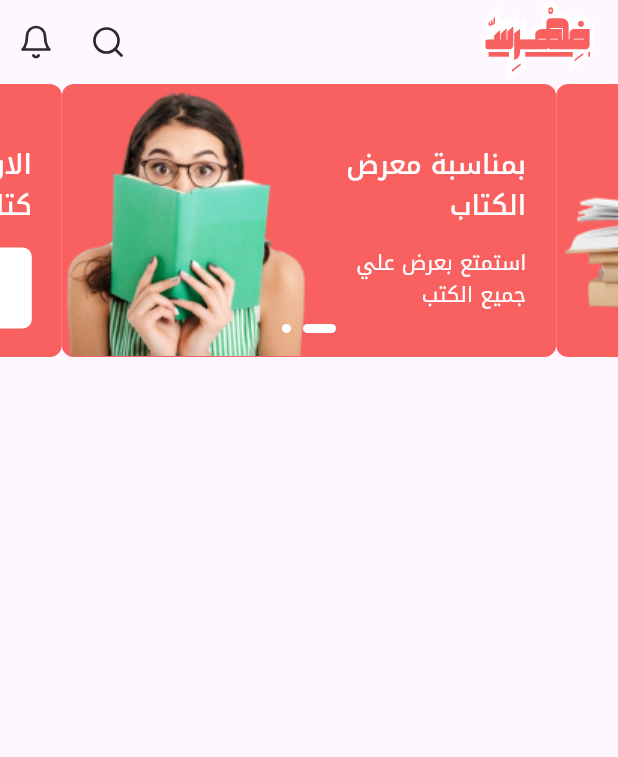
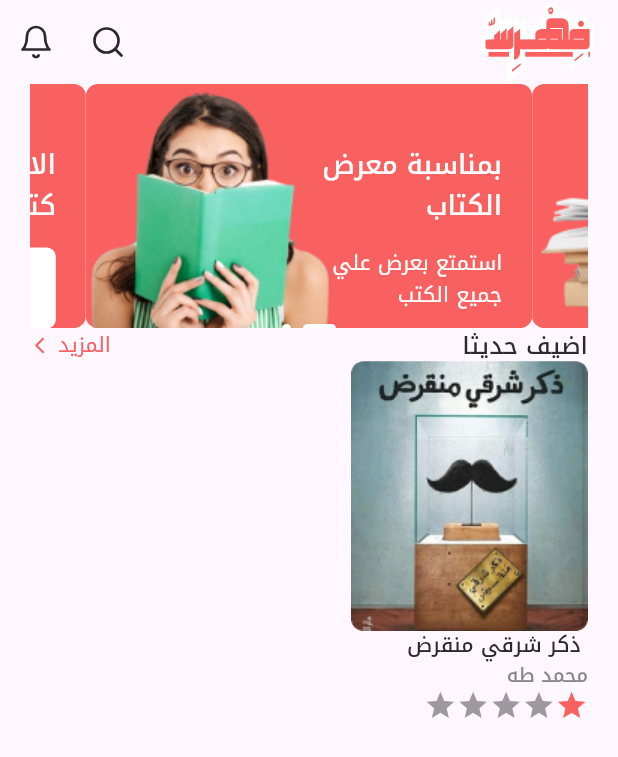
Before and after one commit to ashraf123ashraf/-, a Flutter app: the screen it shows after launch, on a phone screen of 412 x 824 dp. Shown: the top 757 px of the screen. Run offline on Flutter 3.47's test engine with Material 3 defaults, Android fonts, the phone set to English and light mode, and no system bars; drawn by our look-alikes of carousel_slider, flutter_rating_bar; our stand-ins replace easy_localization, flutter_bloc, flutter_svg, get_it.

Commit message:
make book item

```diff
--- a/assets/translations/ar-EG.json
+++ b/assets/translations/ar-EG.json
@@ -5,5 +5,15 @@
         "onbo3":"اكتشف عوالم جديدة وانشر كتبك اليوم في تطبيقنا الحصري للقراءة",
         "skip" : "تخطي",
         "start":"ابدأ"
+    },
+    "home" : {
+        "slider1title":"بمناسبة معرض\nالكتاب",
+        "slider1Tit2":"استمتع بعرض علي\nجميع الكتب",
+        "slider2title":"الان يمكنك نشر\nكتابك معنا'",
+        "slider2button":"انضم الان",
+        "bookName" :" ذكر شرقي منقرض",
+        "autherName" : "محمد طه",
+        "more":"المزيد",
+        "addRecent" : "اضيف حديثا"
     }
 }
--- a/lib/core/strings/localKeys.dart
+++ b/lib/core/strings/localKeys.dart
@@ -6,6 +6,14 @@ abstract class LocaleKeys {
   static const onboaarding_bo3 = 'onboarding.onbo3';
   static const onboaarding_skip = 'onboarding.skip';
   static const onboaarding_start = 'onboarding.start';
+  static const home_slider1title = 'home.slider1title';
+  static const home_slidertitle2 = 'home.slider1Tit2';
+  static const home_slider2title = 'home.slider2title';
+  static const home_slider2button = 'home.slider2button';
+  static const home_bookname = "home.bookName";
+  static const home_autherName = "home.autherName";
+  static const home_addrecent = "home.addRecent";
+  static const home_more = "home.more";
 
   // static const auth_welcome = 'auth.welcome';
   // static const auth_login_account = 'auth.login_account';
--- a/lib/core/widgets/my_customtext.dart
+++ b/lib/core/widgets/my_customtext.dart
@@ -1,3 +1,4 @@
+import 'package:fehres/core/theme/colortheme/colors.dart';
 import 'package:flutter/material.dart';
 import 'package:flutter/widgets.dart';
 
@@ -7,10 +8,20 @@ class MyTexT extends StatelessWidget {
   TextStyle? gettextstyle(Texttype? type) {
     switch (type) {
       case Texttype.title:
-        return TextStyle().copyWith();
+        return TextStyle(
+          color: Appcolors.Black,
+          fontWeight: FontWeight.w500,
+        ).copyWith(
+          overflow: overflow ?? TextOverflow.ellipsis,
+          fontSize: fontsize ?? 16,
+          height: height ?? 1.4,
+        );
 
       case Texttype.normal:
-        return TextStyle().copyWith();
+        return TextStyle(color: Appcolors.grey).copyWith(
+          fontSize: fontsize ?? 13,
+          fontWeight: fontWeight ?? FontWeight.w500,
+        );
       case Texttype.err:
         return TextStyle().copyWith();
       case Texttype.text:
--- a/lib/features/home/presentation/view/screens/homescreen.dart
+++ b/lib/features/home/presentation/view/screens/homescreen.dart
@@ -1,7 +1,11 @@
 import 'package:carousel_slider/carousel_slider.dart';
+import 'package:easy_localization/easy_localization.dart';
+import 'package:fehres/core/strings/localKeys.dart';
 import 'package:fehres/core/utils/extenstions.dart';
-import 'package:fehres/features/home/presentation/view/widgets/slider.button.dart';
-import 'package:fehres/features/home/presentation/view/widgets/slider_item.dart';
+import 'package:fehres/features/home/presentation/view/widgets/Addrecently/bookrecent_item.dart';
+import 'package:fehres/features/home/presentation/view/widgets/Addrecently/textbar.dart';
+import 'package:fehres/features/home/presentation/view/widgets/sliderWidgets/slider.button.dart';
+import 'package:fehres/features/home/presentation/view/widgets/sliderWidgets/slider_item.dart';
 import 'package:flutter/material.dart';
 import 'package:flutter_svg/flutter_svg.dart';
 
@@ -36,26 +40,27 @@ class _HomeScreenState extends State<HomeScreen> {
       ),
       body: Container(
         width: double.infinity,
-        child: Column(
+        child: ListView(
           children: [
             CarouselSlider(
               items: [
                 SliderItem(
                   index: slideIndex,
                   img: 'slide1',
-                  title: 'بمناسبة معرض\nالكتاب',
-                  title2: 'استمتع بعرض علي\nجميع الكتب',
+                  title: LocaleKeys.home_slider1title.tr(),
+                  title2: LocaleKeys.home_slidertitle2.tr(),
                 ),
                 SliderItem(
                   index: slideIndex,
                   subchild: SliderButton(
-                    title: 'انضم الان',
+                    title: LocaleKeys.home_slider2button.tr(),
                   ),
                   img: 'slide2',
-                  title: 'الان يمكنك نشر\nكتابك معنا',
+                  title: LocaleKeys.home_slider2title.tr(),
                 ),
               ],
               options: CarouselOptions(
+                aspectRatio: 16 / 7,
                 onPageChanged: (value, reason) {
                   slideIndex = value;
 
@@ -64,9 +69,11 @@ class _HomeScreenState extends State<HomeScreen> {
                 autoPlay: true,
               ),
             ),
+            TextBar(),
+            BookRecentItem(),
           ],
         ),
-      ),
+      ).padh(20),
     );
   }
 }
--- /dev/null
+++ b/lib/features/home/presentation/view/widgets/Addrecently/bookrecent_item.dart
@@ -0,0 +1,63 @@
+import 'package:easy_localization/easy_localization.dart';
+import 'package:fehres/core/strings/localKeys.dart';
+import 'package:fehres/core/theme/colortheme/colors.dart';
+import 'package:fehres/core/utils/extenstions.dart';
+import 'package:fehres/core/widgets/my_customtext.dart';
+import 'package:flutter/material.dart';
+import 'package:flutter_rating_bar/flutter_rating_bar.dart';
+
+class BookRecentItem extends StatelessWidget {
+  const BookRecentItem(
+      {super.key, this.ratingVal, this.bookName, this.img, this.name});
+  final double? ratingVal;
+  final String? name;
+  final String? bookName;
+  final String? img;
+  @override
+  Widget build(BuildContext context) {
+    return Container(
+      child: Column(
+        crossAxisAlignment: CrossAxisAlignment.start,
+        children: [
+          Container(
+            width: 158,
+            height: 180,
+            decoration: BoxDecoration(
+              borderRadius: BorderRadius.circular(
+                8,
+              ),
+              image: DecorationImage(
+                fit: BoxFit.cover,
+                image: img == null
+                    ? AssetImage(
+                        'book'.imagepath,
+                      )
+                    : AssetImage(''),
+              ),
+            ),
+          ),
+          MyTexT(
+            text: bookName ?? LocaleKeys.home_bookname.tr(),
+            type: Texttype.title,
+            fontsize: 14,
+          ),
+          MyTexT(
+            text: name ?? LocaleKeys.home_autherName.tr(),
+            type: Texttype.normal,
+            fontsize: 13,
+          ),
+          RatingBarIndicator(
+            rating: ratingVal ?? 1,
+            itemSize: 21.86,
+            direction: Axis.horizontal,
+            itemCount: 5,
+            itemBuilder: (context, _) => Icon(
+              Icons.star,
+              color: Appcolors.main,
+            ),
+          )
+        ],
+      ),
+    );
+  }
+}
--- /dev/null
+++ b/lib/features/home/presentation/view/widgets/Addrecently/textbar.dart
@@ -0,0 +1,41 @@
+import 'package:easy_localization/easy_localization.dart';
+import 'package:fehres/core/strings/localKeys.dart';
+import 'package:fehres/core/theme/colortheme/colors.dart';
+import 'package:fehres/core/utils/extenstions.dart';
+import 'package:fehres/core/widgets/my_customtext.dart';
+import 'package:flutter/material.dart';
+
+class TextBar extends StatelessWidget {
+  const TextBar({super.key, this.ontap});
+  final VoidCallback? ontap;
+  @override
+  Widget build(BuildContext context) {
+    return Row(
+      mainAxisAlignment: MainAxisAlignment.spaceBetween,
+      children: [
+        MyTexT(
+          text: LocaleKeys.home_addrecent.tr(),
+          type: Texttype.title,
+          fontsize: 16,
+        ),
+        GestureDetector(
+          onTap: ontap,
+          child: Row(
+            children: [
+              MyTexT(
+                text: LocaleKeys.home_more.tr(),
+                color: Appcolors.main,
+              ),
+              6.0.spaceh,
+              Icon(
+                size: 12.75,
+                Icons.arrow_forward_ios,
+                color: Appcolors.main,
+              )
+            ],
+          ),
+        )
+      ],
+    );
+  }
+}
--- a/lib/features/home/presentation/view/widgets/slider_item.dart
+++ b/lib/features/home/presentation/view/widgets/sliderWidgets/slider_item.dart
@@ -1,7 +1,7 @@
 import 'package:fehres/core/theme/colortheme/colors.dart';
 import 'package:fehres/core/utils/extenstions.dart';
 import 'package:fehres/core/widgets/my_customtext.dart';
-import 'package:fehres/features/home/presentation/view/widgets/dot.dart';
+import 'package:fehres/features/home/presentation/view/widgets/sliderWidgets/dot.dart';
 import 'package:flutter/cupertino.dart';
 import 'package:flutter/material.dart';
 import 'package:flutter/widgets.dart';
--- a/pubspec.yaml
+++ b/pubspec.yaml
@@ -36,9 +36,9 @@ dependencies:
     sdk: flutter
   flutter_bloc: ^8.1.4
   flutter_svg: ^2.0.10+1
-
   get_it: ^7.6.7
   lottie: ^3.1.0
+  flutter_rating_bar: ^4.0.1
 
 # For information on the generic Dart part of this file, see the
 # following page: https://dart.dev/tools/pub/pubspec
```
Also changed, not shown: lib/features/home/presentation/view/widgets/sliderWidgets/dot.dart (renamed from lib/features/home/presentation/view/widgets/dot.dart), lib/features/home/presentation/view/widgets/sliderWidgets/slider.button.dart (renamed from lib/features/home/presentation/view/widgets/slider.button.dart), lib/features/home/presentation/view/widgets/tit;ebar.dart (added), pubspec.lock.
